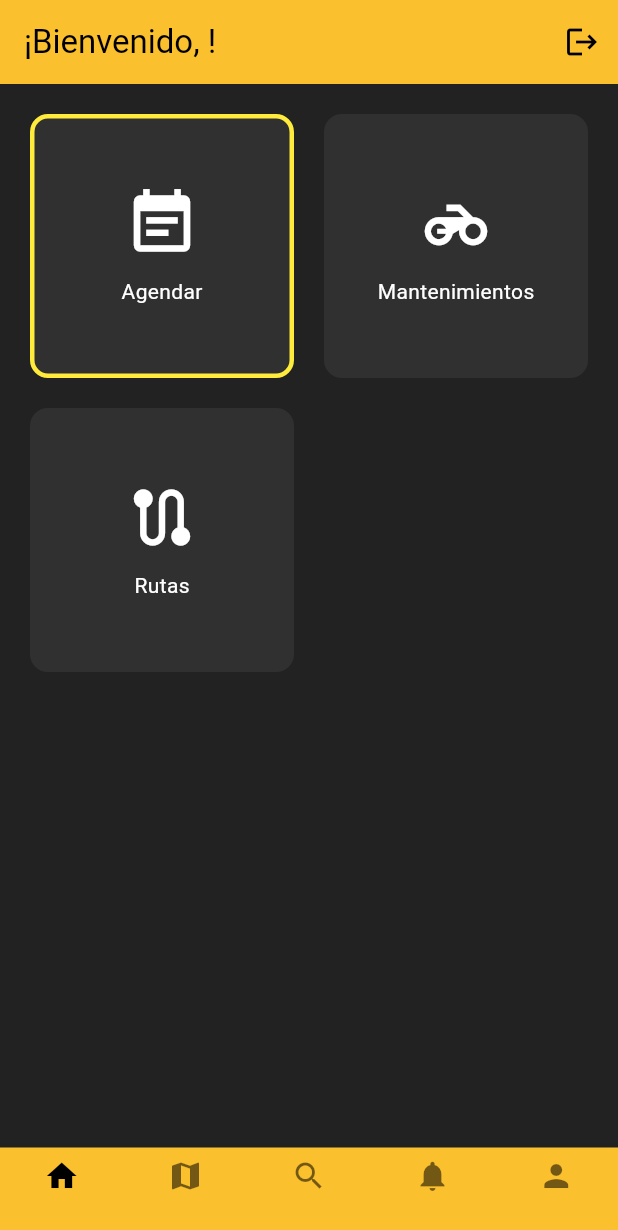
After one commit to BryanAv7/prototipoFlutter, a Flutter app: the HomeUserScreen screen opened directly, after a tap on "Agendar", on a phone screen of 412 x 824 dp. The commit adds this screen. Shown: the top 1230 px of the screen. Run offline on Flutter 3.47's test engine with Material 3 defaults, Android fonts, the phone set to English and light mode, and no system bars; our stand-ins replace shared_preferences; accounts and stored records are empty.

Commit message:
Incorporación del HomeUser y Arreglos en los Labels de Login y Register.

```diff
--- a/lib/config/api.dart
+++ b/lib/config/api.dart
@@ -1,3 +1,3 @@
 class ApiConfig {
-  static const String baseUrl = "http://172.16.220.24:8080/api";
+  static const String baseUrl = "http://XXX.XX.XXX.XXX:8080/api";
 }
--- /dev/null
+++ b/lib/screens/HomeUserScreen.dart
@@ -0,0 +1,186 @@
+import 'package:flutter/material.dart';
+import 'package:motos_app/screens/ViewProfileScreen.dart';
+import '../services/auth_service.dart';
+import '../utils/token_manager.dart';
+import 'dart:convert';
+
+class HomeUserScreen extends StatefulWidget {
+  const HomeUserScreen({super.key});
+
+  @override
+  State<HomeUserScreen> createState() => _HomeUserScreenState();
+}
+
+class _HomeUserScreenState extends State<HomeUserScreen> {
+  int _selectedIndex = 0;
+  int _selectedCardIndex = -1;
+  String nombreUsuario = "";
+
+  @override
+  void initState() {
+    super.initState();
+    _loadUserName();
+  }
+
+  Future<void> _loadUserName() async {
+    final userMap = await TokenManager.getUserJson();
+    if (userMap != null) {
+      setState(() {
+        nombreUsuario = userMap["nombre_usuario"] ??
+            userMap["nombreUsuario"] ??
+            userMap["nombre_completo"] ??
+            "Usuario";
+      });
+      return;
+    }
+    final token = await TokenManager.getToken();
+    if (token == null) return;
+    final parts = token.split(".");
+    if (parts.length != 3) return;
+    try {
+      final payload =
+      utf8.decode(base64Url.decode(base64Url.normalize(parts[1])));
+      final data = jsonDecode(payload);
+      setState(() {
+        nombreUsuario = data["nombre_usuario"] ??
+            data["nombreUsuario"] ??
+            data["sub"] ??
+            "Usuario";
+      });
+    } catch (e) {
+      setState(() => nombreUsuario = "Usuario");
+    }
+  }
+
+  final List<Widget Function(BuildContext)> _screens = [
+        (context) => const Center(child: Text('Inicio', style: TextStyle(color: Colors.white))),
+        (context) => const Center(child: Text('Mapa', style: TextStyle(color: Colors.white))),
+        (context) => const Center(child: Text('Buscar', style: TextStyle(color: Colors.white))),
+        (context) => const Center(child: Text('Notificaciones', style: TextStyle(color: Colors.white))),
+  ];
+
+  void _onItemTapped(int index) {
+    if (index == 4) {
+      Navigator.push(
+        context,
+        MaterialPageRoute(builder: (context) => const ViewProfileScreen()),
+      );
+    } else {
+      setState(() {
+        _selectedIndex = index;
+      });
+    }
+  }
+
+  @override
+  Widget build(BuildContext context) {
+    return Scaffold(
+      backgroundColor: Colors.black87,
+      appBar: AppBar(
+        backgroundColor: Colors.yellow[700],
+        title: Text(
+          '¡Bienvenido, $nombreUsuario!',
+          style: const TextStyle(color: Colors.black),
+        ),
+        actions: [
+          IconButton(
+            icon: const Icon(Icons.logout, color: Colors.black),
+            tooltip: "Cerrar sesión",
+            onPressed: () async {
+              await AuthService.logout();
+              if (!context.mounted) return;
+              Navigator.pushReplacementNamed(context, "/login");
+            },
+          ),
+        ],
+      ),
+      body: _selectedIndex < 4
+          ? Padding(
+        padding: const EdgeInsets.all(20.0),
+        child: GridView.count(
+          crossAxisCount: 2,
+          crossAxisSpacing: 20,
+          mainAxisSpacing: 20,
+          children: [
+            _DashboardCard(
+              icon: Icons.event_note,
+              label: 'Agendar',
+              selected: _selectedCardIndex == 0,
+              onTap: () => setState(() => _selectedCardIndex = 0),
+            ),
+            _DashboardCard(
+              icon: Icons.motorcycle,
+              label: 'Mantenimientos',
+              selected: _selectedCardIndex == 1,
+              onTap: () => setState(() => _selectedCardIndex = 1),
+            ),
+            _DashboardCard(
+              icon: Icons.route,
+              label: 'Rutas',
+              selected: _selectedCardIndex == 2,
+              onTap: () => setState(() => _selectedCardIndex = 2),
+            ),
+          ],
+        ),
+      )
+          : const SizedBox(),
+      bottomNavigationBar: BottomNavigationBar(
+        currentIndex: _selectedIndex,
+        backgroundColor: Colors.yellow[700],
+        selectedItemColor: Colors.black,
+        unselectedItemColor: Colors.black54,
+        type: BottomNavigationBarType.fixed,
+        items: const [
+          BottomNavigationBarItem(icon: Icon(Icons.home), label: ''),
+          BottomNavigationBarItem(icon: Icon(Icons.map), label: ''),
+          BottomNavigationBarItem(icon: Icon(Icons.search), label: ''),
+          BottomNavigationBarItem(icon: Icon(Icons.notifications), label: ''),
+          BottomNavigationBarItem(icon: Icon(Icons.person), label: ''),
+        ],
+        onTap: _onItemTapped,
+      ),
+    );
+  }
+}
+
+class _DashboardCard extends StatelessWidget {
+  final IconData icon;
+  final String label;
+  final VoidCallback onTap;
+  final bool selected;
+
+  const _DashboardCard({
+    required this.icon,
+    required this.label,
+    required this.onTap,
+    this.selected = false,
+  });
+
+  @override
+  Widget build(BuildContext context) {
+    return GestureDetector(
+      onTap: onTap,
+      child: Container(
+        decoration: BoxDecoration(
+          color: Colors.grey[850],
+          borderRadius: BorderRadius.circular(12),
+          border: Border.all(
+            color: selected ? Colors.yellow : Colors.transparent,
+            width: 3,
+          ),
+        ),
+        child: Column(
+          mainAxisAlignment: MainAxisAlignment.center,
+          children: [
+            Icon(icon, color: Colors.white, size: 50),
+            const SizedBox(height: 10),
+            Text(
+              label,
+              style: const TextStyle(color: Colors.white, fontSize: 14),
+            ),
+          ],
+        ),
+      ),
+    );
+  }
+}
```
Also changed, not shown: lib/screens/RegisterScreen.dart (+33 -3 lines), lib/screens/login_screen.dart (+34 -1 lines).
